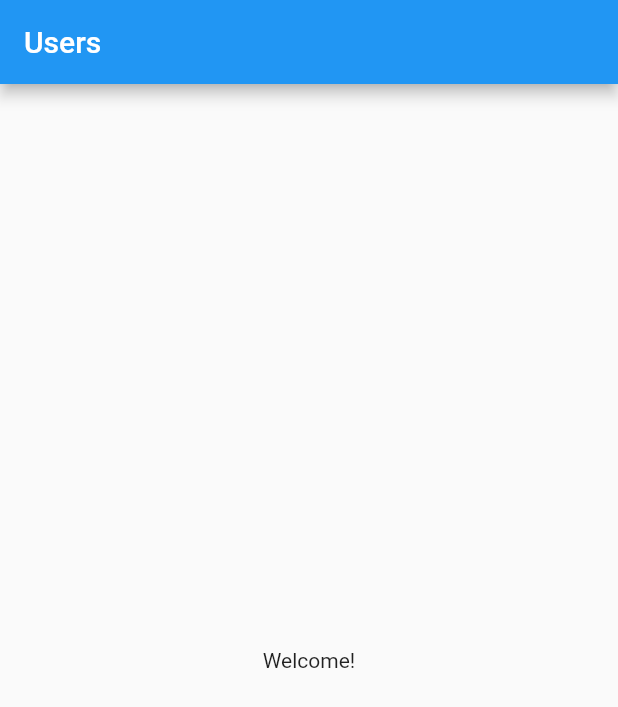
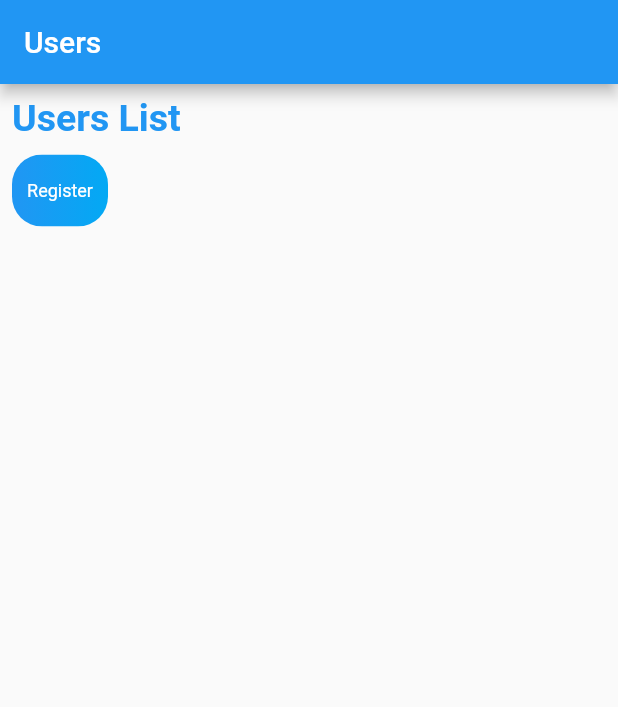
Before and after one commit to CamiloEscobar98/Test-Project-Flutter, a Flutter app: the screen it shows after launch, on a phone screen of 412 x 824 dp. Shown: the top 707 px of the screen. Run offline on Flutter 3.47's test engine with Material 2 defaults, Android fonts, the phone set to English and light mode, and no system bars; our stand-ins replace sqflite; accounts and stored records are empty.

Commit message:
Avanzando en la vista de lista de usuarios.

```diff
--- /dev/null
+++ b/lib/models/user.dart
@@ -0,0 +1,14 @@
+class User {
+  final int id;
+  final String name;
+
+  User({required this.id, required this.name});
+
+  Map<String, dynamic> toMap() {
+    return {'id': id, 'name': name};
+  }
+
+  User.fromMap(Map<String, dynamic> map)
+      : id = map['id'],
+        name = map['name'];
+}
--- a/lib/screens/users/user_list_screen.dart
+++ b/lib/screens/users/user_list_screen.dart
@@ -1,4 +1,6 @@
 import 'package:flutter/material.dart';
+import 'package:test_project_flutter/models/user.dart';
+import 'package:test_project_flutter/services/user_service.dart';
 
 class UserListScreen extends StatefulWidget {
   const UserListScreen({super.key});
@@ -8,14 +10,85 @@ class UserListScreen extends StatefulWidget {
 }
 
 class _UserListScreenState extends State<UserListScreen> {
+  late UserService _userService;
+  List<User> _userList = [];
+
+  @override
+  void initState() {
+    super.initState();
+    _userService = UserService();
+    _initializeDatabase();
+    _loadUserList();
+  }
+
+  Future<void> _initializeDatabase() async {
+    await _userService.initDatabase();
+  }
+
+  Future<void> _loadUserList() async {
+    final userList = await _userService.getAllUsers();
+    setState(() {
+      _userList = userList;
+    });
+  }
+
   @override
   Widget build(BuildContext context) {
     return Scaffold(
       appBar: AppBar(
         title: const Text('Users'),
       ),
-      body: const Center(
-        child: Text('Welcome!'),
+      body: Padding(
+        padding: const EdgeInsets.all(8.0),
+        child: Column(
+          crossAxisAlignment: CrossAxisAlignment.start,
+          children: [
+            RichText(
+                text: const TextSpan(
+                  text: 'Users List',
+                  style: TextStyle(
+                      color: Colors.blue,
+                      fontSize: 25,
+                      fontWeight: FontWeight.bold),
+                ),
+                textAlign: TextAlign.start),
+            const SizedBox(
+              height: 10,
+            ),
+            ClipRRect(
+              borderRadius: BorderRadius.circular(20),
+              child: Stack(
+                children: <Widget>[
+                  Positioned.fill(
+                    child: Container(
+                      decoration: const BoxDecoration(
+                          gradient: LinearGradient(
+                              colors: <Color>[Colors.blue, Colors.lightBlue])),
+                    ),
+                  ),
+                  TextButton(
+                      style: TextButton.styleFrom(
+                          foregroundColor: Colors.white,
+                          padding: const EdgeInsets.only(left: 10.0, right: 10.0),
+                          textStyle: const TextStyle(fontSize: 12)),
+                      onPressed: () {},
+                      child: const Text('Register'))
+                ],
+              ),
+            ),
+            Expanded(
+              child: ListView.builder(
+                itemCount: _userList.length,
+                itemBuilder: (context, index) {
+                  final user = _userList[index];
+                  return ListTile(
+                    title: Text(user.name),
+                  );
+                },
+              ),
+            ),
+          ],
+        ),
       ),
     );
   }
--- a/pubspec.yaml
+++ b/pubspec.yaml
@@ -35,6 +35,7 @@ dependencies:
   # The following adds the Cupertino Icons font to your application.
   # Use with the CupertinoIcons class for iOS style icons.
   cupertino_icons: ^1.0.2
+  sqflite: ^2.2.8+4
 
 dev_dependencies:
   flutter_test:
```
Also changed, not shown: lib/services/user_service.dart (added, +47 -0 lines), pubspec.lock, 1 other file.
